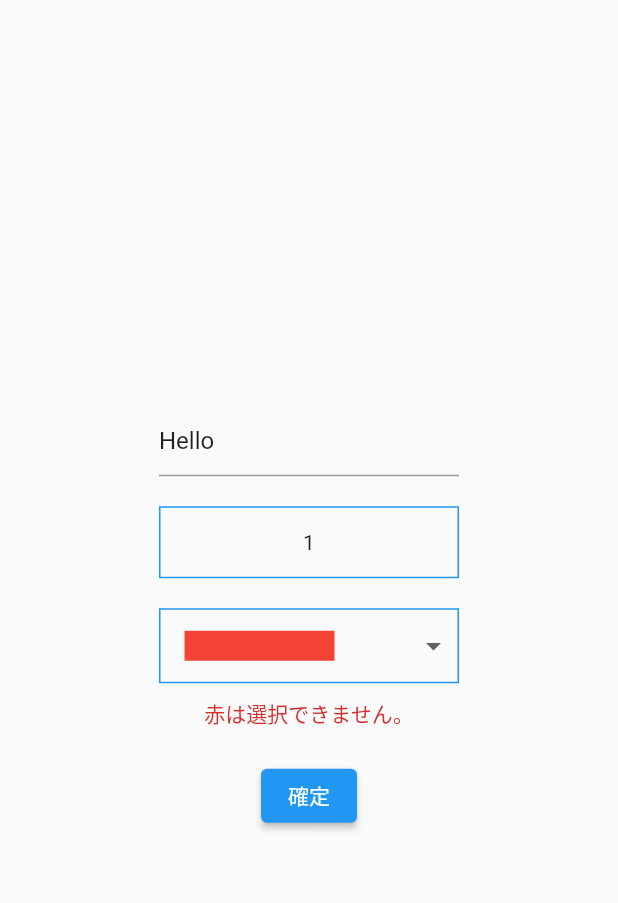
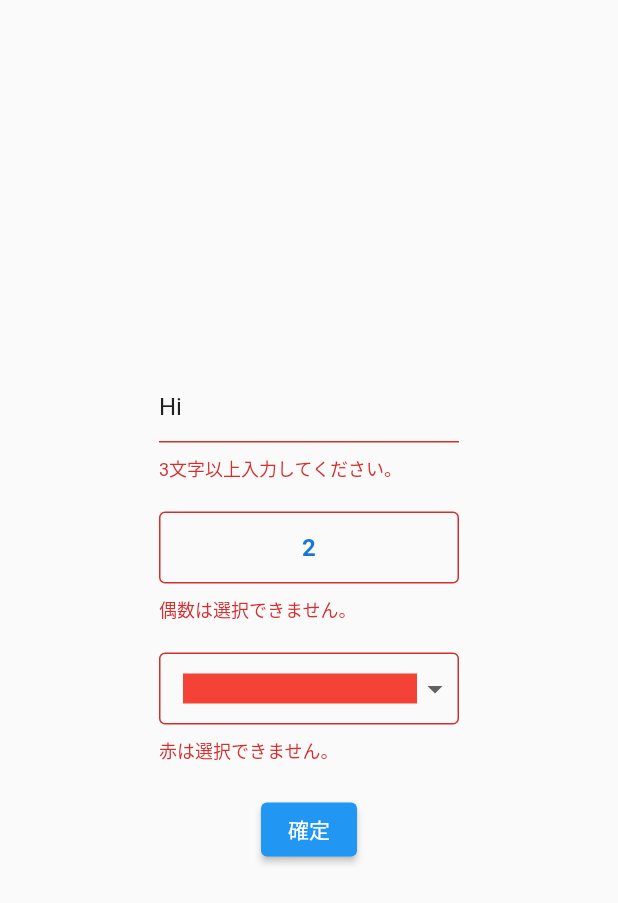
Before and after one commit to ukkey0518/custom_form_sample, a Flutter app: the screen it shows after launch, after a tap on "確定", on a phone screen of 412 x 824 dp. Shown: the top 903 px of the screen. Run offline on Flutter 3.47's test engine with Material 2 defaults, Android fonts, the phone set to English and light mode, and no system bars.

Commit message:
Update forms

```diff
--- a/lib/main.dart
+++ b/lib/main.dart
@@ -18,10 +18,10 @@ class Home extends StatelessWidget {
   Widget build(BuildContext context) {
     final formKey = GlobalKey<FormState>();
 
-    var currentText = 'Hello';
+    var currentText = 'Hi';
 
     const numbers = [1, 2, 3, 4, 5, 11, 12, 13, 14, 15];
-    var currentNumber = numbers[0];
+    var currentNumber = numbers[1];
 
     const colors = [
       Colors.red,
@@ -36,13 +36,13 @@ class Home extends StatelessWidget {
       body: Center(
         child: Form(
           key: formKey,
+          child: SizedBox(
+            width: 200,
             child: Column(
               mainAxisAlignment: MainAxisAlignment.center,
               children: [
                 // テキスト入力欄
-              SizedBox(
-                width: 200,
-                child: TextFormField(
+                TextFormField(
                   initialValue: currentText,
                   onChanged: (value) => currentText = value,
                   validator: (value) {
@@ -54,7 +54,6 @@ class Home extends StatelessWidget {
                     }
                     return null;
                   },
-                ),
                 ),
                 const SizedBox(height: 20),
                 // ランダム数字選択欄
@@ -79,7 +78,7 @@ class Home extends StatelessWidget {
                   initialValue: currentColor,
                   onChanged: (value) => currentColor = value ?? currentColor,
                   itemBuilder: (context, value) => Container(
-                  width: 100,
+                    width: double.infinity,
                     height: 20,
                     color: value,
                   ),
@@ -100,12 +99,9 @@ class Home extends StatelessWidget {
                       return;
                     }
                     ScaffoldMessenger.of(context).showSnackBar(SnackBar(
-                    duration: const Duration(milliseconds: 300),
-                    backgroundColor: Theme.of(context).primaryColor,
-                    content: Text(
-                      'テキスト: $currentText, '
-                      '数字: $currentNumber, '
-                      'カラー: $currentColor',
+                      backgroundColor: currentColor,
+                      content: Center(
+                        child: Text('[$currentNumber] $currentText'),
                       ),
                     ));
                   },
@@ -115,6 +111,7 @@ class Home extends StatelessWidget {
             ),
           ),
         ),
+      ),
     );
   }
 }
--- a/lib/random_number_picker_form.dart
+++ b/lib/random_number_picker_form.dart
@@ -68,32 +68,34 @@ class _RandomNumberPickerState extends State<RandomNumberPicker> {
 
   @override
   Widget build(BuildContext context) {
-    return Column(
-      mainAxisSize: MainAxisSize.min,
-      children: [
-        InkWell(
+    return InputDecorator(
+      decoration: InputDecoration(
+        contentPadding: EdgeInsets.zero,
+        errorText: widget.errorText,
+        enabledBorder: OutlineInputBorder(
+          borderSide: BorderSide(color: Theme.of(context).primaryColor),
+        ),
+        errorBorder: OutlineInputBorder(
+          borderSide: BorderSide(color: Theme.of(context).colorScheme.error),
+        ),
+      ),
+      child: SizedBox(
+        height: kMinInteractiveDimension,
+        child: InkWell(
           onTap: widget.enabled ? _setValue : null,
           child: Container(
-            width: 200,
-            height: kMinInteractiveDimension,
             alignment: Alignment.center,
-            decoration: BoxDecoration(
-              border: Border.all(color: Theme.of(context).primaryColor),
+            child: Text(
+              _currentValue?.toString() ?? '',
+              style: TextStyle(
+                fontSize: 16,
+                color: Theme.of(context).primaryColorDark,
+                fontWeight: FontWeight.bold,
+              ),
             ),
-            child: Text(_currentValue?.toString() ?? ''),
           ),
         ),
-        if (widget.errorText != null)
-          Padding(
-            padding: const EdgeInsets.only(top: 10),
-            child: Text(
-              widget.errorText!,
-              style: TextStyle(
-                color: Theme.of(context).colorScheme.error,
-              ),
-            ),
-          )
-      ],
+      ),
     );
   }
 }
--- a/lib/simple_dropdown_form.dart
+++ b/lib/simple_dropdown_form.dart
@@ -70,13 +70,18 @@ class _SimpleDropdownState<T> extends State<SimpleDropdown<T>> {
 
   @override
   Widget build(BuildContext context) {
-    return Column(
-      mainAxisSize: MainAxisSize.min,
-      children: [
-        Container(
-          decoration: BoxDecoration(
-            border: Border.all(color: Theme.of(context).primaryColor),
+    return InputDecorator(
+      decoration: InputDecoration(
+        contentPadding: EdgeInsets.zero,
+        errorText: widget.errorText,
+        enabledBorder: OutlineInputBorder(
+          borderSide: BorderSide(color: Theme.of(context).primaryColor),
         ),
+        errorBorder: OutlineInputBorder(
+          borderSide: BorderSide(color: Theme.of(context).colorScheme.error),
+        ),
+      ),
+      child: SizedBox(
         width: 200,
         child: ButtonTheme(
           alignedDropdown: true,
@@ -96,17 +101,6 @@ class _SimpleDropdownState<T> extends State<SimpleDropdown<T>> {
           ),
         ),
       ),
-        if (widget.errorText != null)
-          Padding(
-            padding: const EdgeInsets.only(top: 10),
-            child: Text(
-              widget.errorText!,
-              style: TextStyle(
-                color: Theme.of(context).colorScheme.error,
-              ),
-            ),
-          )
-      ],
     );
   }
 }
```
Lines whose indentation alone changed are shown as unchanged.
